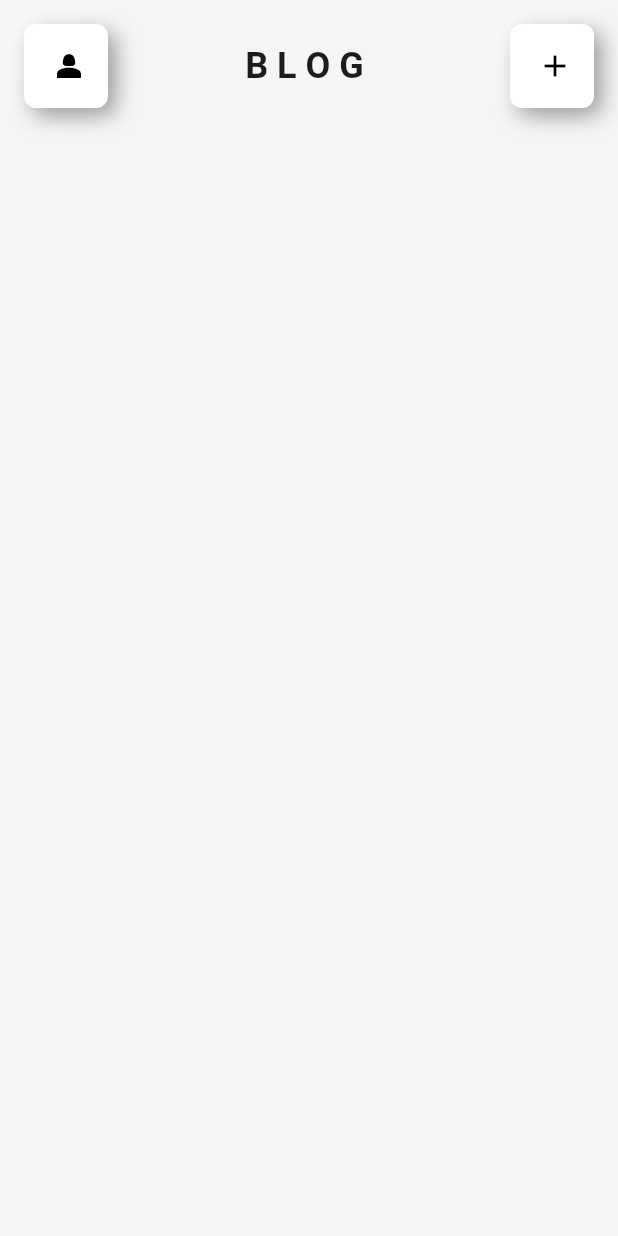
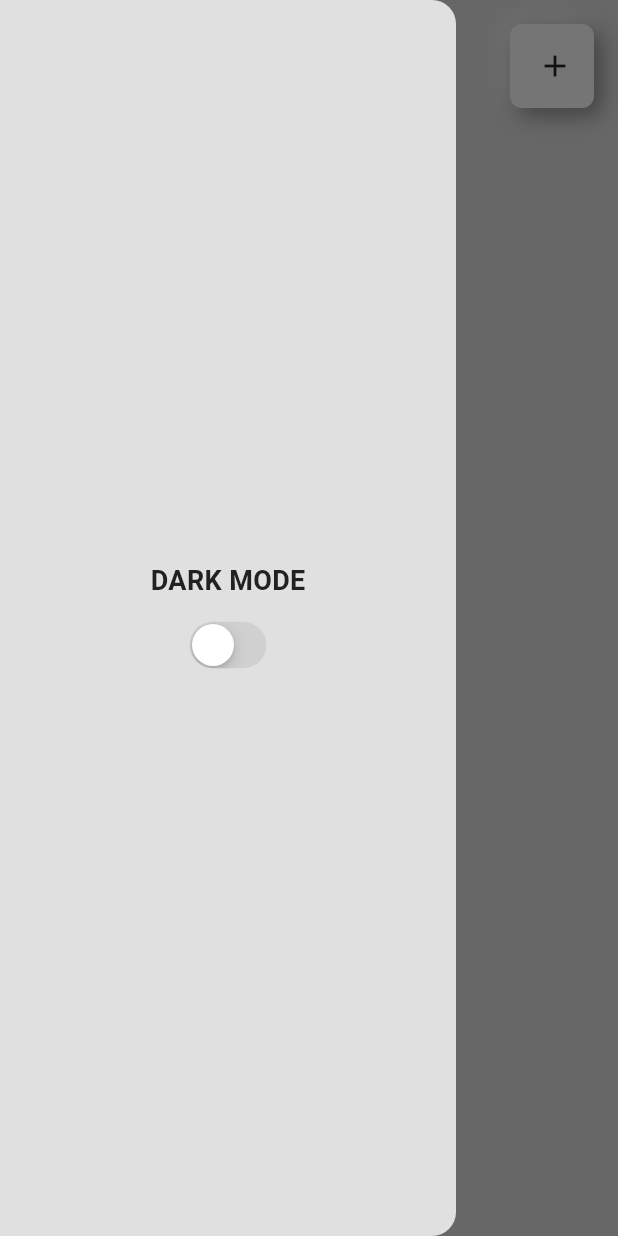
Before and after one commit to Rahulranesh/blog, a Flutter app: the HomePage screen opened directly, with the side drawer open (before the commit the screen has no drawer), on a phone screen of 412 x 824 dp. Run offline on Flutter 3.47's test engine with Material 3 defaults, Android fonts, the phone set to English and light mode, and no system bars; our stand-ins replace flutter_neumorphic_plus.

Commit message:
Second Commit

```diff
--- /dev/null
+++ b/blogging/devtools_options.yaml
@@ -0,0 +1 @@
+extensions:
--- /dev/null
+++ b/blogging/lib/components/my_drawer.dart
@@ -0,0 +1,37 @@
+import 'package:blogging/themes/theme_provider.dart';
+import 'package:flutter/cupertino.dart';
+import 'package:flutter/material.dart';
+import 'package:provider/provider.dart';
+
+class MyDrawer extends StatelessWidget {
+  const MyDrawer({super.key});
+
+  @override
+  Widget build(BuildContext context) {
+    return Drawer(
+      backgroundColor: Theme.of(context).colorScheme.background,
+      child: Center(
+        child: Column(
+          mainAxisSize: MainAxisSize.min,
+          children: [
+            Text(
+              'DARK MODE',
+              style: TextStyle(
+                  fontSize: 18.0,
+                  fontWeight: FontWeight.bold,
+                  color: Theme.of(context).colorScheme.inversePrimary),
+            ),
+            const SizedBox(
+                height: 10), // Add some space between the text and the switch
+            CupertinoSwitch(
+              value: Provider.of<ThemeProvider>(context).isDarkMode,
+              onChanged: (value) =>
+                  Provider.of<ThemeProvider>(context, listen: false)
+                      .toggleTheme(),
+            ),
+          ],
+        ),
+      ),
+    );
+  }
+}
--- a/blogging/lib/pages/home_page.dart
+++ b/blogging/lib/pages/home_page.dart
@@ -1,3 +1,4 @@
+import 'package:blogging/components/my_drawer.dart';
 import 'package:flutter/material.dart';
 import 'package:flutter_neumorphic_plus/flutter_neumorphic.dart';
 
@@ -12,7 +13,7 @@
   @override
   Widget build(BuildContext context) {
     return Scaffold(
-      backgroundColor: Colors.grey.shade100,
+      backgroundColor: Theme.of(context).colorScheme.background,
       appBar: NeumorphicAppBar(
         title: Text(
           'B L O G ',
@@ -21,17 +22,15 @@
           ),
         ),
         centerTitle: true,
-        leading: NeumorphicButton(
-          child: Icon(Icons.person_2),
-          onPressed: () {},
-        ),
         actions: [
           NeumorphicButton(
             child: Icon(Icons.add),
-            onPressed: () {},
           ),
         ],
       ),
+      drawer: MyDrawer(),
+
+      // C O N T I N U E    H E R E   S I R I K A
       body: Column(
         children: [],
       ),
--- /dev/null
+++ b/blogging/lib/themes/dark_theme.dart
@@ -0,0 +1,10 @@
+import 'package:flutter/material.dart';
+
+ThemeData darkMode = ThemeData(
+    colorScheme: ColorScheme.dark(
+  background: Colors.grey.shade900,
+  primary: Colors.grey.shade600,
+  secondary: Colors.grey.shade700,
+  tertiary: Colors.grey.shade800,
+  inversePrimary: Colors.grey.shade300,
+));
--- /dev/null
+++ b/blogging/lib/themes/light_theme.dart
@@ -0,0 +1,11 @@
+import 'package:flutter/material.dart';
+
+ThemeData lightMode = ThemeData(
+  colorScheme: ColorScheme.light(
+    background: Colors.grey.shade300,
+    primary: Colors.grey.shade500,
+    secondary: Colors.grey.shade200,
+    tertiary: Colors.white,
+    inversePrimary: Colors.grey.shade900,
+  ),
+);
--- /dev/null
+++ b/blogging/lib/themes/theme_provider.dart
@@ -0,0 +1,28 @@
+import 'package:blogging/themes/dark_theme.dart';
+import 'package:blogging/themes/light_theme.dart';
+import 'package:flutter/material.dart';
+
+class ThemeProvider extends ChangeNotifier {
+  //initialise light mode
+  ThemeData _themeData = lightMode;
+
+  //get current theme
+  ThemeData get themeData => _themeData;
+
+  //is theme dark mode
+  bool get isDarkMode => _themeData == darkMode;
+  //set theme
+  set themeData(ThemeData themeData) {
+    _themeData = themeData;
+    notifyListeners();
+  }
+
+  //toggle
+  void toggleTheme() {
+    if (_themeData == lightMode) {
+      themeData = darkMode;
+    } else {
+      themeData = lightMode;
+    }
+  }
+}
--- a/blogging/pubspec.yaml
+++ b/blogging/pubspec.yaml
@@ -37,6 +37,7 @@
   cupertino_icons: ^1.0.6
   flutter_neumorphic_plus: ^3.4.0
   pull_to_refresh_flutter3: ^2.0.2
+  provider: ^6.1.2
 
 
 dev_dependencies:
```
Also changed, not shown: blogging/lib/main.dart (+14 -2 lines), blogging/pubspec.lock.
